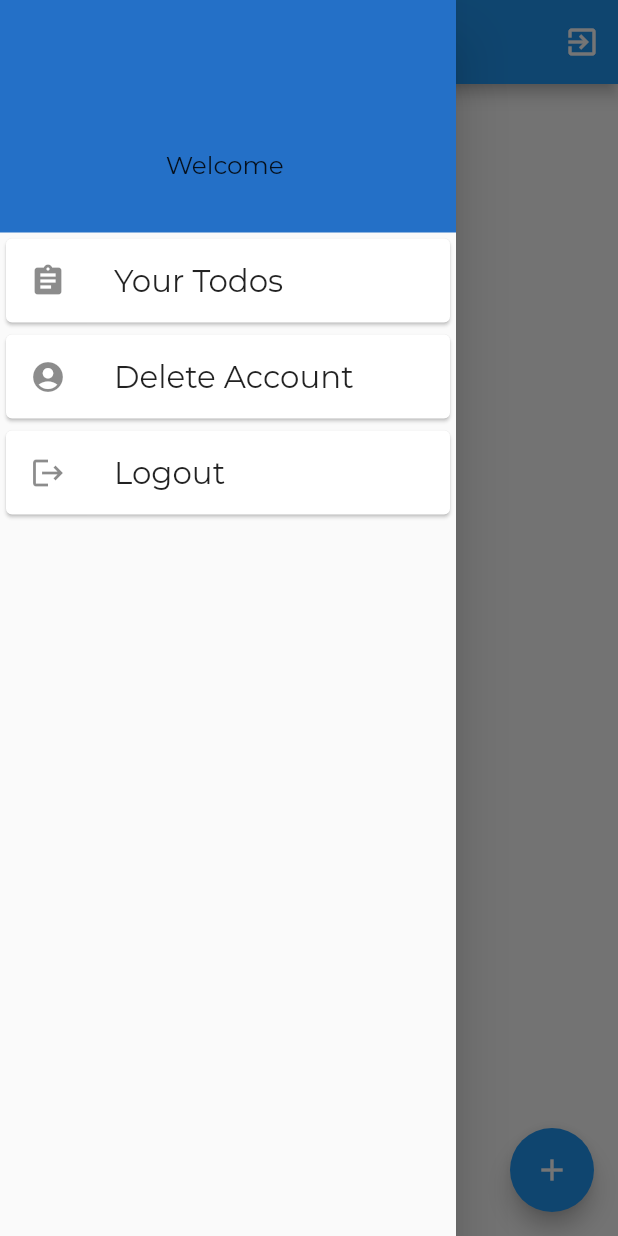
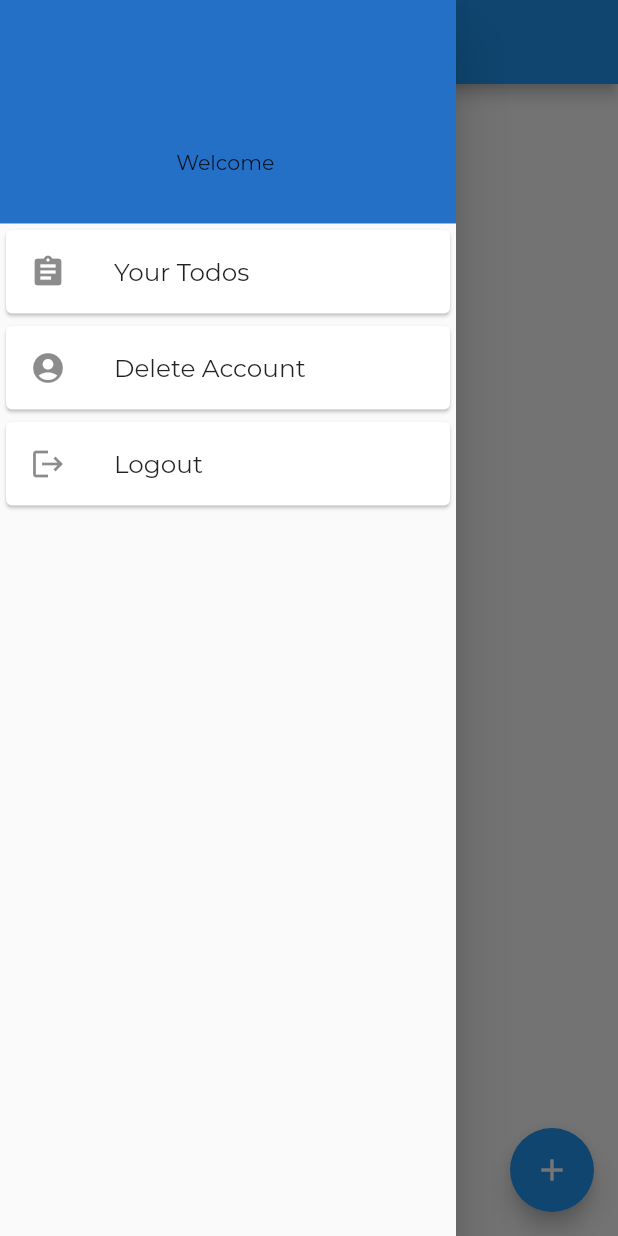
Before and after one commit to Prakash080/Final-TODO, a Flutter app: the screen it shows once a user with an empty profile is signed in, with the side drawer open, on a phone screen of 412 x 824 dp. Run offline on Flutter 3.47's test engine with Material 2 defaults, Android fonts, the phone set to English and light mode, and no system bars; our stand-ins replace cloud_firestore, firebase_auth, firebase_core, font_awesome_flutter, get, google_sign_in; accounts and stored records are empty; network calls fail.

Commit message:
Added Drawer

```diff
--- a/lib/screens/login.dart
+++ b/lib/screens/login.dart
@@ -2,6 +2,7 @@ import 'package:flutter/material.dart';
 import 'package:font_awesome_flutter/font_awesome_flutter.dart';
 import 'package:get/get.dart';
 import 'package:phone_login/controllers/authController.dart';
+import 'package:phone_login/controllers/userController.dart';
 import 'package:phone_login/models/maincolor.dart';
 import 'package:phone_login/screens/recoverpassword.dart';
 import 'package:phone_login/screens/signup.dart';
@@ -216,7 +217,6 @@ class Login extends GetWidget<AuthController> {
                           padding: EdgeInsets.only(top: 40),
                           child: FlatButton(
                             onPressed: () {
-                              CircularProgressIndicator();
                               Get.to(SignUp());
                             },
                             child: RichText(
--- a/lib/screens/recoverpassword.dart
+++ b/lib/screens/recoverpassword.dart
@@ -1,9 +1,9 @@
 import 'package:flutter/material.dart';
 import 'package:get/get.dart';
 import 'package:phone_login/controllers/authController.dart';
+import 'package:phone_login/models/maincolor.dart';
 
 class RecoverPassword extends GetWidget<AuthController> {
-  var mainColor = Color(0xff2470c7);
   final TextEditingController email_c = TextEditingController();
   final GlobalKey<FormState> formkey = GlobalKey<FormState>();
   @override
--- a/lib/screens/signup.dart
+++ b/lib/screens/signup.dart
@@ -216,8 +216,7 @@ class SignUp extends GetWidget<AuthController> {
                                               borderRadius:
                                                   BorderRadius.circular(30.0),
                                             ),
-                                            onPressed: () =>
-                                                Get.offAll(Login()),
+                                            onPressed: () => Get.to(Login()),
                                             child: Text(
                                               "Cancel",
                                               style: TextStyle(
@@ -252,7 +251,6 @@ class SignUp extends GetWidget<AuthController> {
                                                   BorderRadius.circular(30.0),
                                             ),
                                             onPressed: () async {
-                                              CircularProgressIndicator();
                                               RegisterUser();
                                             },
                                             child: Text(
--- a/lib/widgets/drawer.dart
+++ b/lib/widgets/drawer.dart
@@ -8,7 +8,6 @@ import 'package:phone_login/screens/home.dart';
 
 class Home_drawer extends GetWidget<AuthController> {
   FirebaseAuth _auth = FirebaseAuth.instance;
-  final AuthController _authController = Get.find();
 
   var mainColor = Color(0xff2470c7);
   @override
@@ -37,7 +36,7 @@ class Home_drawer extends GetWidget<AuthController> {
                   Get.reset();
                   Get.lazyPut(() => AuthController());
                   Get.lazyPut(() => UserController());
-                  _authController.logOut();
+                  controller.logOut();
                 },
               ),
             ],
@@ -60,7 +59,7 @@ class Home_drawer extends GetWidget<AuthController> {
                       _name != null ? "Welcome " + _name.toString() : "Welcome",
                       style: TextStyle(
                         fontFamily: 'Montserrat',
-                        fontSize: MediaQuery.of(context).size.height / 50,
+                        fontSize: MediaQuery.of(context).size.height / 60,
                       )),
                   SizedBox(
                     height: 5.0,
@@ -68,7 +67,7 @@ class Home_drawer extends GetWidget<AuthController> {
                   Text(_auth.currentUser.email.toString(),
                       style: TextStyle(
                         fontFamily: 'Montserrat',
-                        fontSize: MediaQuery.of(context).size.height / 50,
+                        fontSize: MediaQuery.of(context).size.height / 60,
                       )),
                 ],
               ),
@@ -80,11 +79,10 @@ class Home_drawer extends GetWidget<AuthController> {
               title: Text("Your Todos",
                   style: TextStyle(
                     fontFamily: 'Montserrat',
-                    fontSize: MediaQuery.of(context).size.height / 40,
+                    fontSize: MediaQuery.of(context).size.height / 50,
                   )),
               onTap: () {
-                User user = _auth.currentUser;
-                Get.to(Home());
+                Get.back();
               },
             ),
           ),
@@ -94,7 +92,7 @@ class Home_drawer extends GetWidget<AuthController> {
               title: Text("Delete Account",
                   style: TextStyle(
                     fontFamily: 'Montserrat',
-                    fontSize: MediaQuery.of(context).size.height / 40,
+                    fontSize: MediaQuery.of(context).size.height / 50,
                   )),
               onTap: () => Get.to(DeleteAccount()),
             ),
@@ -105,7 +103,7 @@ class Home_drawer extends GetWidget<AuthController> {
             title: Text("Logout",
                 style: TextStyle(
                   fontFamily: 'Montserrat',
-                  fontSize: MediaQuery.of(context).size.height / 40,
+                  fontSize: MediaQuery.of(context).size.height / 50,
                 )),
             onTap: _showDialog,
             // flutter defined function
--- a/pubspec.yaml
+++ b/pubspec.yaml
@@ -53,8 +53,8 @@ flutter:
   uses-material-design: true
 
   # To add assets to your application, add an assets section, like this:
-  # assets:
-  #   - images/a_dot_burr.jpeg
+  assets:
+    - assets/ICON.png
   #   - images/a_dot_ham.jpeg
 
   # An image asset can refer to one or more resolution-specific "variants", see
```
Also changed, not shown: lib/controllers/authController.dart (+4 -4 lines), lib/screens/home.dart (+1 -38 lines), assets/ICON.png (added), 7 other files.
